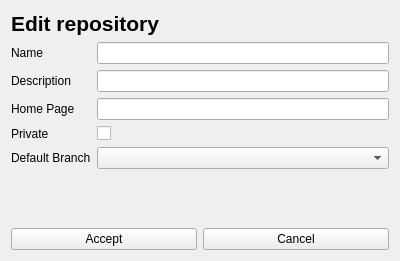
Before: the Qt Designer form ui/widgets/edit_repository.ui in DomiTP/GitHub-Manager, drawn with Qt 5.
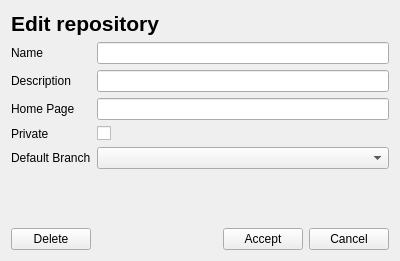
After: the same form once the commit is applied.

Patch:
```diff
--- a/ui/widgets/edit_repository.ui
+++ b/ui/widgets/edit_repository.ui
@@ -105,8 +105,40 @@
                     <property name="sizeConstraint">
                         <enum>QLayout::SetDefaultConstraint</enum>
                     </property>
+                    <item>
+                        <widget class="QPushButton" name="deleteButton">
+                            <property name="sizePolicy">
+                                <sizepolicy hsizetype="Fixed" vsizetype="Fixed">
+                                    <horstretch>0</horstretch>
+                                    <verstretch>0</verstretch>
+                                </sizepolicy>
+                            </property>
+                            <property name="text">
+                                <string>Delete</string>
+                            </property>
+                        </widget>
+                    </item>
+                    <item>
+                        <spacer name="horizontalSpacer">
+                            <property name="orientation">
+                                <enum>Qt::Horizontal</enum>
+                            </property>
+                            <property name="sizeHint" stdset="0">
+                                <size>
+                                    <width>40</width>
+                                    <height>20</height>
+                                </size>
+                            </property>
+                        </spacer>
+                    </item>
                     <item>
                         <widget class="QPushButton" name="acceptButton">
+                            <property name="sizePolicy">
+                                <sizepolicy hsizetype="Fixed" vsizetype="Fixed">
+                                    <horstretch>0</horstretch>
+                                    <verstretch>0</verstretch>
+                                </sizepolicy>
+                            </property>
                             <property name="text">
                                 <string>Accept</string>
                             </property>
@@ -114,6 +146,12 @@
                     </item>
                     <item>
                         <widget class="QPushButton" name="cancelButton">
+                            <property name="sizePolicy">
+                                <sizepolicy hsizetype="Fixed" vsizetype="Fixed">
+                                    <horstretch>0</horstretch>
+                                    <verstretch>0</verstretch>
+                                </sizepolicy>
+                            </property>
                             <property name="text">
                                 <string>Cancel</string>
                             </property>
```
